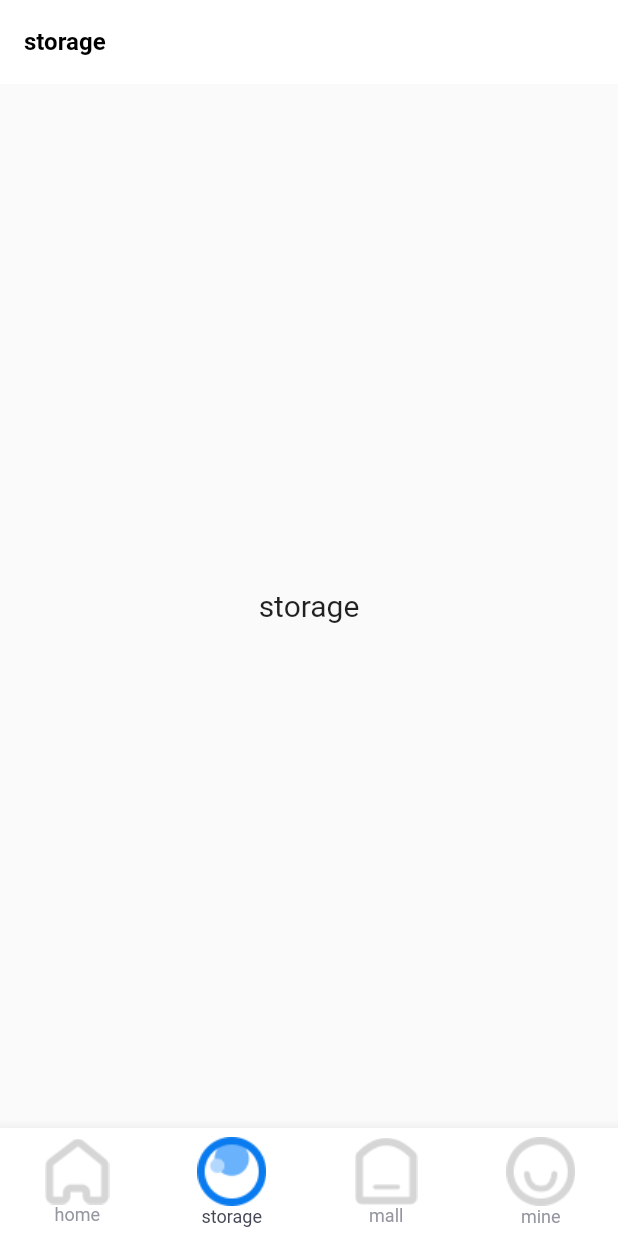
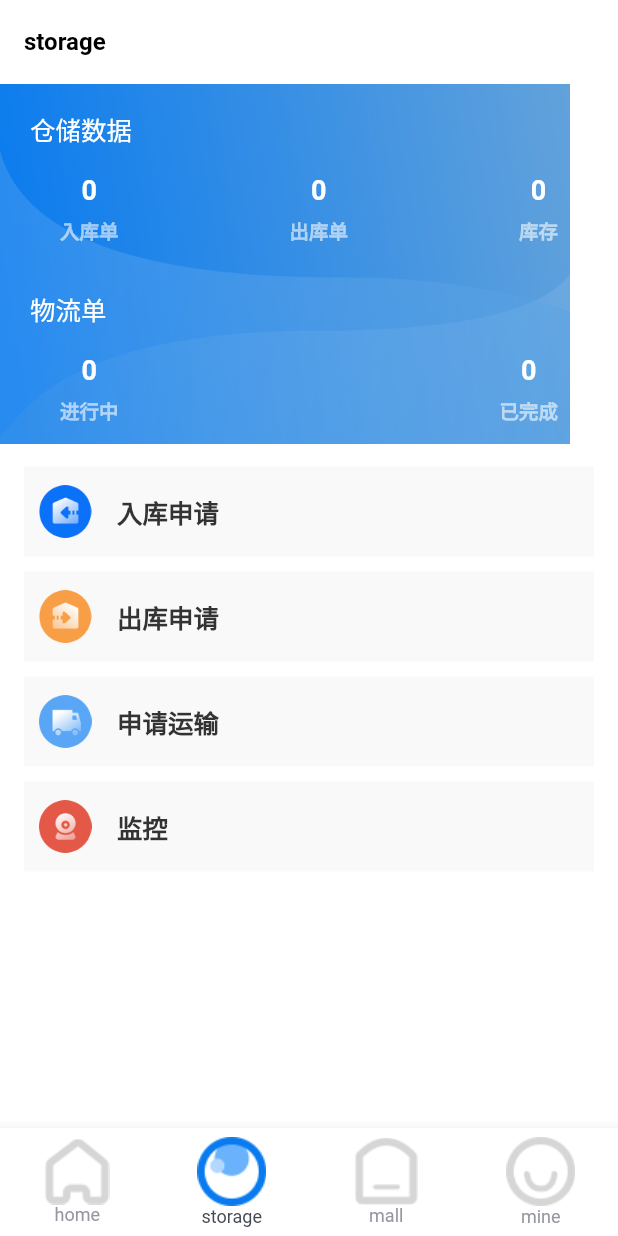
Before and after one commit to makerwy/luobo_project, a Flutter app: the screen it shows after launch, item 2 of the bottom bar chosen, on a phone screen of 412 x 824 dp. Run offline on Flutter 3.47's test engine with Material 2 defaults, Android fonts, the light colour scheme and no system bars; our stand-ins replace cached_network_image; network calls fail.

Commit message:
仓储物流 UI

```diff
--- a/lib/pages/storage.dart
+++ b/lib/pages/storage.dart
@@ -1,4 +1,5 @@
 import 'package:flutter/material.dart';
+import 'package:luobo_project/const/app_theme.dart';
 import 'package:luobo_project/generated/l10n.dart';
 
 class StoragePage extends StatefulWidget {
@@ -15,12 +16,178 @@ class _StoragePageState extends State<StoragePage> {
       appBar: AppBar(
         title: Text(S.of(context).storage),
       ),
-      body: Center(
-        child: Text(
-          S.of(context).storage,
-          style: const TextStyle(fontSize: 20),
+      backgroundColor: LBColors.white,
+      body: Container(
+        // color: LBColors.white,
+        child: SingleChildScrollView(
+          child: Column(
+            children: [
+              Stack(
+                children: [
+                  Image.asset(
+                    "assets/images/bg_storage_page.png",
+                    height: 240,
+                    fit: BoxFit.cover,
+                  ),
+                  const StorageDataView()
+                ],
+              ),
+            ],
+          ),
         ),
       ),
     );
   }
 }
+
+class StorageDataView extends StatelessWidget {
+  const StorageDataView({Key? key}) : super(key: key);
+
+  @override
+  Widget build(BuildContext context) {
+    var children = <Widget>[];
+    children.add(const StorageDataItemView(
+      title: "仓储数据",
+      map: {"入库单": 0, "出库单": 0, "库存": 0},
+    ));
+    children.add(const StorageDataItemView(
+      title: "物流单",
+      map: {"进行中": 0, "已完成": 0},
+    ));
+
+    const images = [
+      "storage_ic_in.png",
+      "storage_ic_out.png",
+      "storage_ic_logistics.png",
+      "storage_ic_monitor.png"
+    ];
+    const titles = ["入库申请", "出库申请", "申请运输", "监控"];
+    children.add(const Padding(padding: EdgeInsets.only(bottom: 15)));
+    for (var i = 0; i < images.length; i++) {
+      var widget = GestureDetector(
+        onTap: () {
+          debugPrint(titles[i]);
+        },
+        child: StorageCardMenuItem(
+            title: titles[i], asset: "assets/images/${images[i]}"),
+      );
+      children.add(widget);
+    }
+    children.add(const Padding(padding: EdgeInsets.only(bottom: 15)));
+
+    return Column(
+      children: children,
+    );
+  }
+}
+
+class StorageDataItemView extends StatelessWidget {
+  final String? title;
+  final Map<String, int>? map;
+  const StorageDataItemView({Key? key, this.title, this.map}) : super(key: key);
+
+  @override
+  Widget build(BuildContext context) {
+    return SizedBox(
+      height: 120,
+      width: double.infinity,
+      child: Padding(
+        padding: const EdgeInsets.symmetric(horizontal: 20),
+        child: Column(
+          crossAxisAlignment: CrossAxisAlignment.start,
+          children: [
+            SizedBox(
+              height: 60,
+              child: Align(
+                alignment: Alignment.centerLeft,
+                child: Text(
+                  title ?? "",
+                  style: const TextStyle(
+                    fontSize: 17,
+                    color: LBColors.white,
+                  ),
+                ),
+              ),
+            ),
+            Padding(
+              padding: const EdgeInsets.symmetric(horizontal: 20),
+              child: Row(
+                mainAxisAlignment: MainAxisAlignment.spaceBetween,
+                children: (map ?? {}).keys.map((e) {
+                  return StorageMenuItem(
+                    number: map?[e],
+                    title: e,
+                  );
+                }).toList(),
+              ),
+            )
+          ],
+        ),
+      ),
+    );
+  }
+}
+
+class StorageMenuItem extends StatelessWidget {
+  final int? number;
+  final String? title;
+
+  const StorageMenuItem({Key? key, this.number, this.title}) : super(key: key);
+
+  @override
+  Widget build(BuildContext context) {
+    return Column(
+      children: [
+        Padding(
+          padding: const EdgeInsets.only(bottom: 7),
+          child: Text(
+            "${number ?? 0}",
+            style: const TextStyle(
+                fontSize: 18,
+                color: LBColors.white,
+                fontWeight: FontWeight.bold),
+          ),
+        ),
+        Text(
+          title ?? "",
+          style: const TextStyle(
+              fontSize: 13,
+              color: Color.fromARGB(153, 255, 255, 255),
+              fontWeight: FontWeight.bold),
+        )
+      ],
+    );
+  }
+}
+
+class StorageCardMenuItem extends StatelessWidget {
+  final String? title;
+  final String? asset;
+  const StorageCardMenuItem({Key? key, this.title, this.asset})
+      : super(key: key);
+
+  @override
+  Widget build(BuildContext context) {
+    return Container(
+      width: double.infinity,
+      height: 70,
+      padding: const EdgeInsets.fromLTRB(16, 0, 16, 10),
+      child: Container(
+        color: const Color(0xFFF9F9F9),
+        child: Row(
+          children: [
+            Padding(
+              padding: const EdgeInsets.only(left: 10, right: 17),
+              child: Image.asset(asset ?? ""),
+            ),
+            Text(title ?? "",
+                style: const TextStyle(
+                    fontSize: 17,
+                    fontWeight: FontWeight.bold,
+                    color: LBColors.title)),
+          ],
+        ),
+      ),
+    );
+  }
+}
```
Also changed, not shown: assets/images/2.0x/storage_ic_in.png (added), assets/images/2.0x/storage_ic_logistics.png (added), assets/images/2.0x/storage_ic_monitor.png (added), assets/images/2.0x/storage_ic_out.png (added), assets/images/3.0x/storage_ic_in.png (added), assets/images/3.0x/storage_ic_logistics.png (added), assets/images/3.0x/storage_ic_monitor.png (added), assets/images/3.0x/storage_ic_out.png (added), assets/images/storage_ic_in.png (added), assets/images/storage_ic_logistics.png (added), assets/images/storage_ic_monitor.png (added), assets/images/storage_ic_out.png (added).
